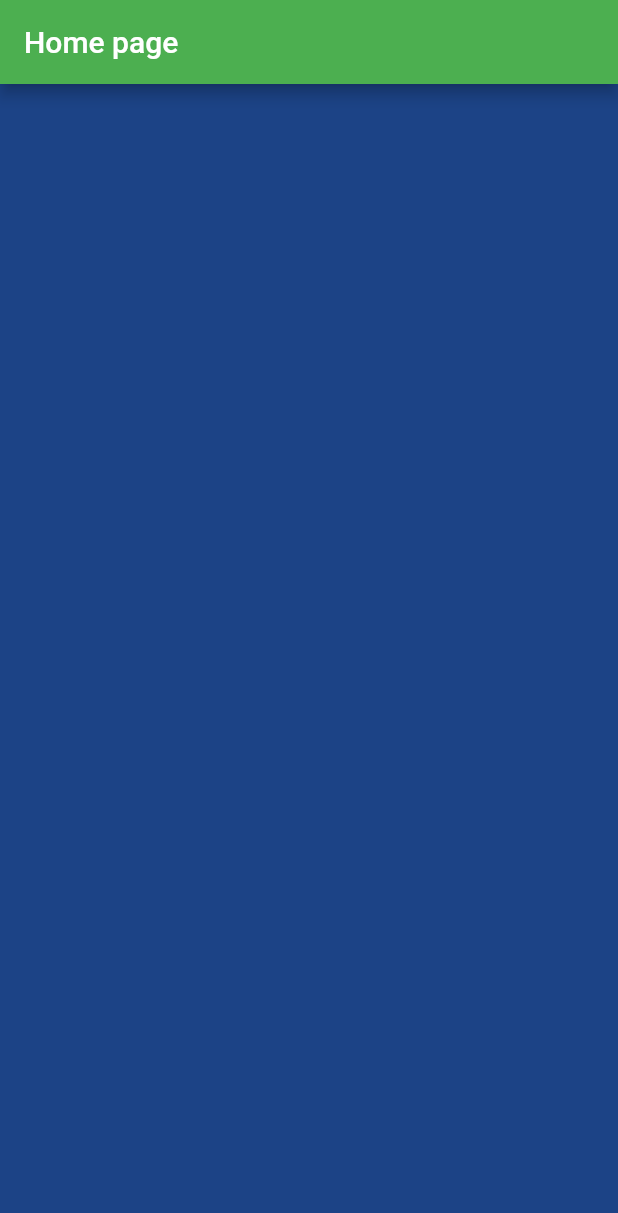
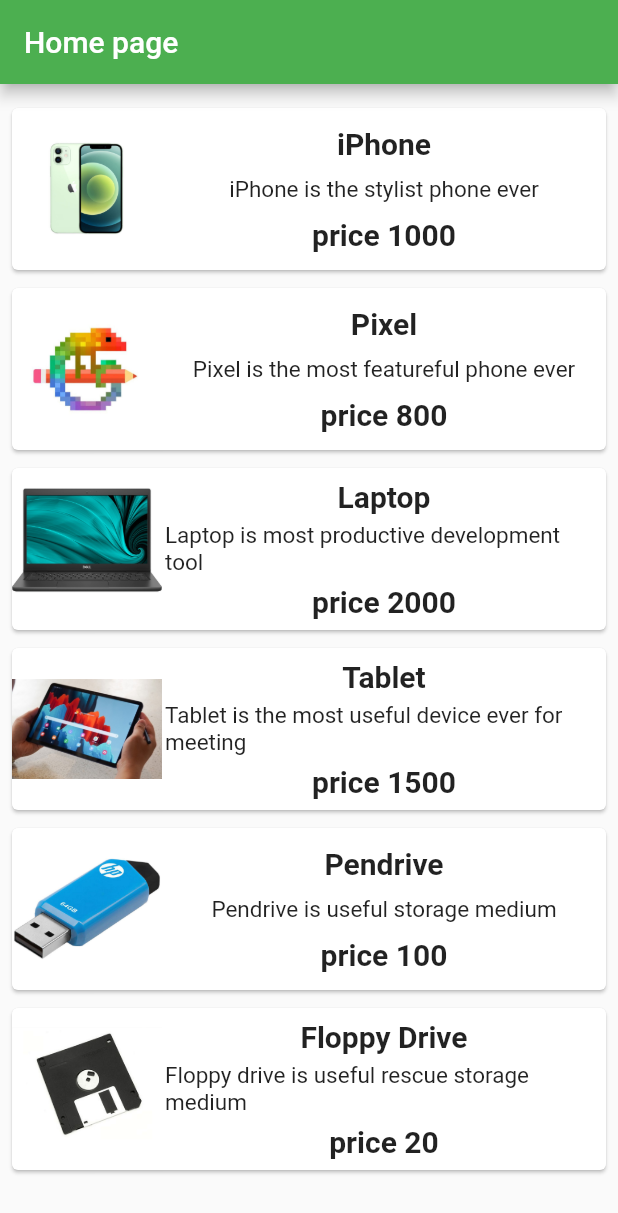
Before and after one commit to vanh2604/learn-flutter, a Flutter app: the screen it shows after launch, on a phone screen of 412 x 824 dp. Shown: the top 1213 px of the screen. Run offline on Flutter 3.47's test engine with Material 2 defaults, Android fonts, the phone set to English and light mode, and no system bars.

Commit message:
layout widget

```diff
--- a/lib/main.dart
+++ b/lib/main.dart
@@ -1,5 +1,4 @@
 import 'package:flutter/material.dart';
-import 'dart:math' as math;
 
 void main() => runApp(const MyApp());
 
@@ -18,24 +17,109 @@ class MyApp extends StatelessWidget {
   }
 }
 
-class MyHomePage extends StatelessWidget {
+class ProductBox extends StatelessWidget {
+  const ProductBox({
+    Key? key,
+    required this.name,
+    required this.description,
+    required this.price,
+    required this.image,
+  }) : super(key: key);
+  final String name;
+  final String description;
+  final int price;
+  final String image;
+  @override
+  Widget build(BuildContext context) {
+    return Container(
+      padding: const EdgeInsets.all(2),
+      height: 120,
+      child: Card(
+          child: Row(
+        mainAxisAlignment: MainAxisAlignment.spaceEvenly,
+        children: [
+          Image.asset("assets/appimages/" + image, width: 100, height: 100),
+          Expanded(
+              child: Container(
+            padding: const EdgeInsets.all(2),
+            child: Column(
+              mainAxisAlignment: MainAxisAlignment.spaceEvenly,
+              children: [
+                Text(
+                  name,
+                  style: const TextStyle(
+                      fontSize: 20, fontWeight: FontWeight.bold),
+                ),
+                Text(
+                  description,
+                  style: const TextStyle(fontSize: 15),
+                ),
+                Text(
+                  "price ${price.toString()}",
+                  style: const TextStyle(
+                      fontSize: 20, fontWeight: FontWeight.bold),
+                )
+              ],
+            ),
+          ))
+        ],
+      )),
+    );
+  }
+}
+
+class MyHomePage extends StatefulWidget {
   const MyHomePage({Key? key, required this.title}) : super(key: key);
   final String title;
 
   @override
+  State<MyHomePage> createState() => _MyHomePageState();
+}
+
+class _MyHomePageState extends State<MyHomePage> {
+  int count = 0;
+  @override
   Widget build(BuildContext context) {
     return Scaffold(
         appBar: AppBar(
-          title: Text(title),
+          title: Text(widget.title),
         ),
-        body: ListView.builder(
-          itemBuilder: (_, index) {
-            return Container(
-                width: 500,
-                height: 500,
-                color: Color((math.Random().nextDouble() * 0xFFFFFF).toInt())
-                    .withOpacity(1.0));
-          },
+        body: ListView(
+          shrinkWrap: true,
+          padding: const EdgeInsets.fromLTRB(2.0, 10.0, 2.0, 10.0),
+          children: const <Widget>[
+            ProductBox(
+                name: "iPhone",
+                description: "iPhone is the stylist phone ever",
+                price: 1000,
+                image: "iphone.jpg"),
+            ProductBox(
+                name: "Pixel",
+                description: "Pixel is the most featureful phone ever",
+                price: 800,
+                image: "pixel.jpeg"),
+            ProductBox(
+                name: "Laptop",
+                description: "Laptop is most productive development tool",
+                price: 2000,
+                image: "laptop.jpeg"),
+            ProductBox(
+                name: "Tablet",
+                description:
+                    "Tablet is the most useful device ever for meeting",
+                price: 1500,
+                image: "tablet.jpg"),
+            ProductBox(
+                name: "Pendrive",
+                description: "Pendrive is useful storage medium",
+                price: 100,
+                image: "pendrive.jpg"),
+            ProductBox(
+                name: "Floppy Drive",
+                description: "Floppy drive is useful rescue storage medium",
+                price: 20,
+                image: "floppydisk.png"),
+          ],
         ));
   }
 }
```
Also changed, not shown: pubspec.yaml (+8 -2 lines), assets/appimages/floppydisk.png (added), assets/appimages/iphone.jpg (added), assets/appimages/laptop.jpeg (added), assets/appimages/pendrive.jpg (added), assets/appimages/pixel.jpeg (added), assets/appimages/tablet.jpg (added).
